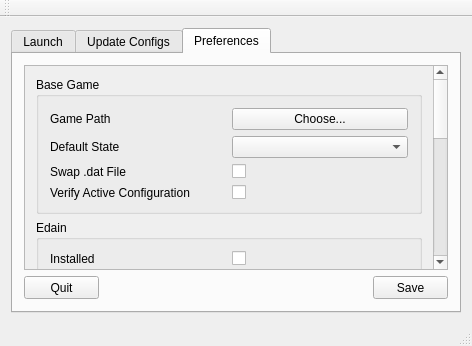
The window that xml/mainwindow.ui (vengaer/Rise-of-the-Witch-King-Launcher) describes before a commit, drawn with Qt 5.
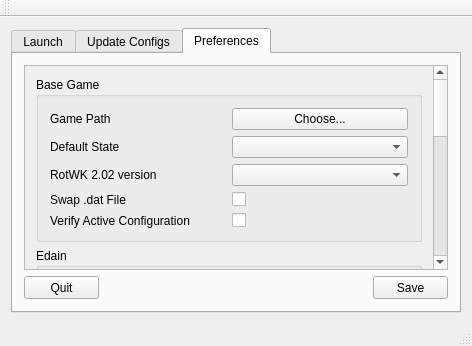
The same window after the commit. The open tabs and pages were chosen to show the change.

Commit message: Add initial support for different 2.02 versions

The edit to the form file:
```diff
--- a/xml/mainwindow.ui
+++ b/xml/mainwindow.ui
@@ -178,7 +178,7 @@
              <x>0</x>
              <y>0</y>
              <width>382</width>
-             <height>553</height>
+             <height>581</height>
             </rect>
            </property>
            <layout class="QGridLayout" name="gridLayout_4">
@@ -479,6 +479,24 @@
                  </item>
                 </layout>
                </item>
+               <item>
+                <layout class="QHBoxLayout" name="horizontalLayout_21">
+                 <item>
+                  <widget class="QLabel" name="label_15">
+                   <property name="text">
+                    <string>RotWK 2.02 version</string>
+                   </property>
+                  </widget>
+                 </item>
+                 <item>
+                  <widget class="QComboBox" name="rotwk_version">
+                   <property name="toolTip">
+                    <string>&lt;html&gt;&lt;head/&gt;&lt;body&gt;&lt;p&gt;Which version of 2.02 that should be applied when launching base game&lt;/p&gt;&lt;/body&gt;&lt;/html&gt;</string>
+                   </property>
+                  </widget>
+                 </item>
+                </layout>
+               </item>
                <item>
                 <layout class="QHBoxLayout" name="horizontalLayout_8">
                  <item>
```
The commit also changes 7 other files.
